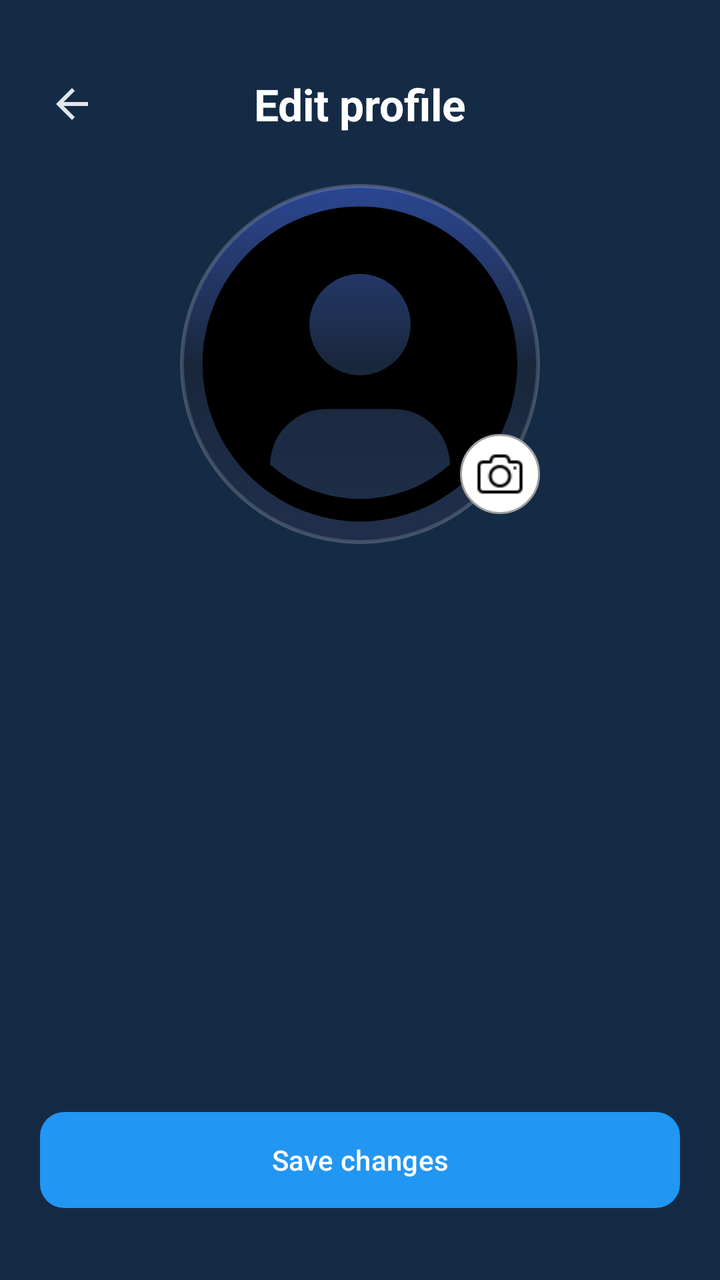
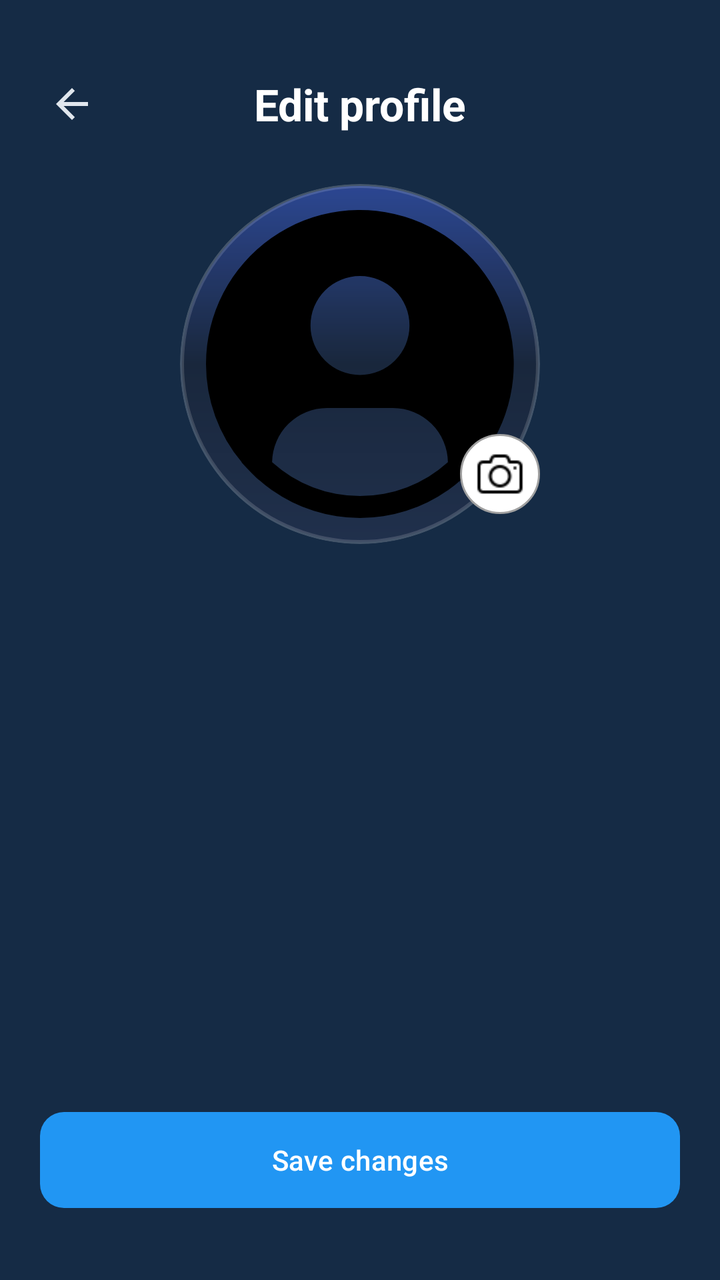

Screens rendered from an Android XML layout before and after an edit, with the pre-edit source and the edit as a unified diff.
<!-- AndroidManifest.xml: application theme AppTheme -->
<!-- res/layout/fragment_edit_profile.xml -->
<?xml version="1.0" encoding="utf-8"?>
<androidx.constraintlayout.widget.ConstraintLayout
    xmlns:android="http://schemas.android.com/apk/res/android"
    xmlns:app="http://schemas.android.com/apk/res-auto"
    android:id="@+id/constraintRoot"
    android:layout_width="match_parent"
    android:layout_height="match_parent"
    android:background="@color/background_color"
    android:padding="20dp"
    android:fitsSystemWindows="false">

    
    <androidx.constraintlayout.widget.ConstraintLayout
        android:id="@+id/headerLayout"
        android:layout_width="0dp"
        android:layout_height="wrap_content"
        android:layout_marginTop="16dp"
        app:layout_constraintTop_toTopOf="parent"
        app:layout_constraintStart_toStartOf="parent"
        app:layout_constraintEnd_toEndOf="parent">

        
        <ImageView
            android:id="@+id/btnBack"
            android:layout_width="32dp"
            android:layout_height="32dp"
            android:src="@drawable/ic_back"
            android:scaleType="center"
            app:tint="?attr/colorOnSurface"
            android:clickable="true"
            android:focusable="true"
            android:contentDescription="@string/edit_profile_back_button_desc"
            app:layout_constraintStart_toStartOf="parent"
            app:layout_constraintTop_toTopOf="parent" />

        
        <TextView
            android:id="@+id/tvTitle"
            style="@style/TextAppearance.Aqua.EditProfileTitle"
            android:layout_width="wrap_content"
            android:layout_height="wrap_content"
            android:text="@string/edit_profile_title"
            app:layout_constraintTop_toTopOf="parent"
            app:layout_constraintBottom_toBottomOf="parent"
            app:layout_constraintStart_toStartOf="parent"
            app:layout_constraintEnd_toEndOf="parent" />
    </androidx.constraintlayout.widget.ConstraintLayout>

    
    <FrameLayout
        android:id="@+id/photoContainer"
        android:layout_width="wrap_content"
        android:layout_height="wrap_content"
        android:layout_marginTop="24dp"
        app:layout_constraintTop_toBottomOf="@id/headerLayout"
        app:layout_constraintStart_toStartOf="parent"
        app:layout_constraintEnd_toEndOf="parent">

        <ImageView
            android:id="@+id/ivEditProfilePhoto"
            android:layout_width="180dp"
            android:layout_height="180dp"
			android:background="@drawable/profile_background"
            android:src="@drawable/ic_profile_placeholder"
            android:scaleType="fitCenter"
            android:clipToOutline="true"
            android:clickable="true"
            android:focusable="true"
            android:contentDescription="@string/edit_profile_photo_desc" />

        <ImageView
            android:id="@+id/ivCameraIcon"
            android:layout_width="40dp"
            android:layout_height="40dp"
			android:background="@drawable/profile_background_small"
            android:src="@drawable/ic_camera"
            android:padding="8dp"
            android:layout_gravity="bottom|end"
            android:layout_marginBottom="15dp"
            android:clickable="true"
            android:focusable="true"
            android:contentDescription="@string/edit_profile_camera_icon_desc" />
    </FrameLayout>

    
    <com.google.android.material.button.MaterialButton
        android:id="@+id/btnSave"
        style="@style/Widget.Aqua.PrimaryButton"
        android:layout_width="0dp"
        android:layout_height="wrap_content"
        android:text="@string/edit_profile_save_button"
        android:contentDescription="@string/edit_profile_save_button_desc"
        android:layout_marginBottom="16dp"
        app:layout_constraintBottom_toBottomOf="parent"
        app:layout_constraintStart_toStartOf="parent"
        app:layout_constraintEnd_toEndOf="parent" />

</androidx.constraintlayout.widget.ConstraintLayout>
<!-- resources referenced by this layout -->
<resources>
  <color name="background_color">#152B45</color>
  <!-- drawable ic_back (drawable) -->
  <?xml version="1.0" encoding="utf-8"?>
  <vector xmlns:android="http://schemas.android.com/apk/res/android"
      android:width="24dp"
      android:height="24dp"
      android:viewportWidth="24"
      android:viewportHeight="24">
  
      <path
          android:fillColor="@android:color/white"
          android:pathData="M20,11H7.83L13.42,5.41L12,4l-8,8 8,8 1.41,-1.41L7.83,13H20v-2z" />
  </vector>
  <!-- drawable profile_background (drawable) -->
  <?xml version="1.0" encoding="utf-8"?>
  <layer-list xmlns:android="http://schemas.android.com/apk/res/android">
  
      
      <item>
          <shape android:shape="oval">
              <gradient
                  android:type="linear"
                  android:angle="270"
                  android:startColor="#1E3A8A"
                  android:centerColor="#0A192F"
                  android:endColor="#112240" />
              <stroke
                  android:width="2dp"
                  android:color="#33FFFFFF" />
          </shape>
      </item>
  
      
      <item android:top="2dp" android:left="2dp" android:right="2dp" android:bottom="2dp">
          <shape android:shape="oval">
              <solid android:color="#10FFFFFF" />
          </shape>
      </item>
  </layer-list>
  <!-- drawable profile_background_small (drawable) -->
  <?xml version="1.0" encoding="utf-8"?>
  <shape xmlns:android="http://schemas.android.com/apk/res/android"
      android:shape="oval">
      <solid android:color="#FFFFFF"/>
      <stroke
          android:width="1dp"
          android:color="#A0A0A0"/>
  </shape>
  <string name="edit_profile_back_button_desc">Go back to settings</string>
  <string name="edit_profile_camera_icon_desc">Change profile photo</string>
  <string name="edit_profile_photo_desc">Profile photo</string>
  <string name="edit_profile_save_button">Save changes</string>
  <string name="edit_profile_save_button_desc">Save profile changes</string>
  <string name="edit_profile_title">Edit profile</string>
  <style name="TextAppearance.Aqua.EditProfileTitle" parent="TextAppearance.Material3.TitleLarge">
      <item name="android:textColor">@android:color/white</item>
      <item name="android:textStyle">bold</item>
  </style>
  <style name="Widget.Aqua.PrimaryButton" parent="Widget.Material3.Button">
      <item name="android:textColor">@android:color/white</item>
      <item name="cornerRadius">12dp</item>
      <item name="android:insetTop">0dp</item>
      <item name="android:insetBottom">0dp</item>
      <item name="android:paddingTop">12dp</item>
      <item name="android:paddingBottom">12dp</item>
  </style>
  <color name="md_theme_light_primary">#2196F3</color>
  <color name="md_theme_light_onPrimary">#FFFFFF</color>
  <color name="md_theme_light_secondary">#4A6363</color>
  <color name="md_theme_light_onSecondary">#FFFFFF</color>
  <color name="md_theme_light_background">#152B45</color>
  <color name="md_theme_light_surface">#152B45</color>
  <color name="md_theme_light_onSurface">#E0E6ED</color>
  <color name="md_theme_light_surfaceVariant">#233042</color>
  <color name="md_theme_light_onSurfaceVariant">#5C6B75</color>
  <color name="md_theme_light_outline">#455A64</color>
  <color name="md_theme_light_outlineVariant">#37474F</color>
  <color name="md_theme_light_error">#D32F2F</color>
  <color name="md_theme_light_onError">#FFFFFF</color>
  <!-- unchanged entries left out for length: 3 -->
</resources>

<!-- the commit's change to res/layout/fragment_edit_profile.xml (unified diff, before → after) -->
@@ -57,16 +57,17 @@
         app:layout_constraintEnd_toEndOf="parent">
 
         <ImageView
-            android:id="@+id/ivEditProfilePhoto"
-            android:layout_width="180dp"
-            android:layout_height="180dp"
-			android:background="@drawable/profile_background"
-            android:src="@drawable/ic_profile_placeholder"
-            android:scaleType="fitCenter"
-            android:clipToOutline="true"
-            android:clickable="true"
-            android:focusable="true"
-            android:contentDescription="@string/edit_profile_photo_desc" />
+    android:id="@+id/ivEditProfilePhoto"
+    android:layout_width="180dp"
+    android:layout_height="180dp"
+    android:background="@drawable/profile_background"
+    android:padding="2dp"
+    android:src="@drawable/ic_profile_placeholder"
+    android:scaleType="centerCrop"
+    android:clipToOutline="true"
+    android:clickable="true"
+    android:focusable="true"
+    android:contentDescription="@string/edit_profile_photo_desc" />
 
         <ImageView
             android:id="@+id/ivCameraIcon"
